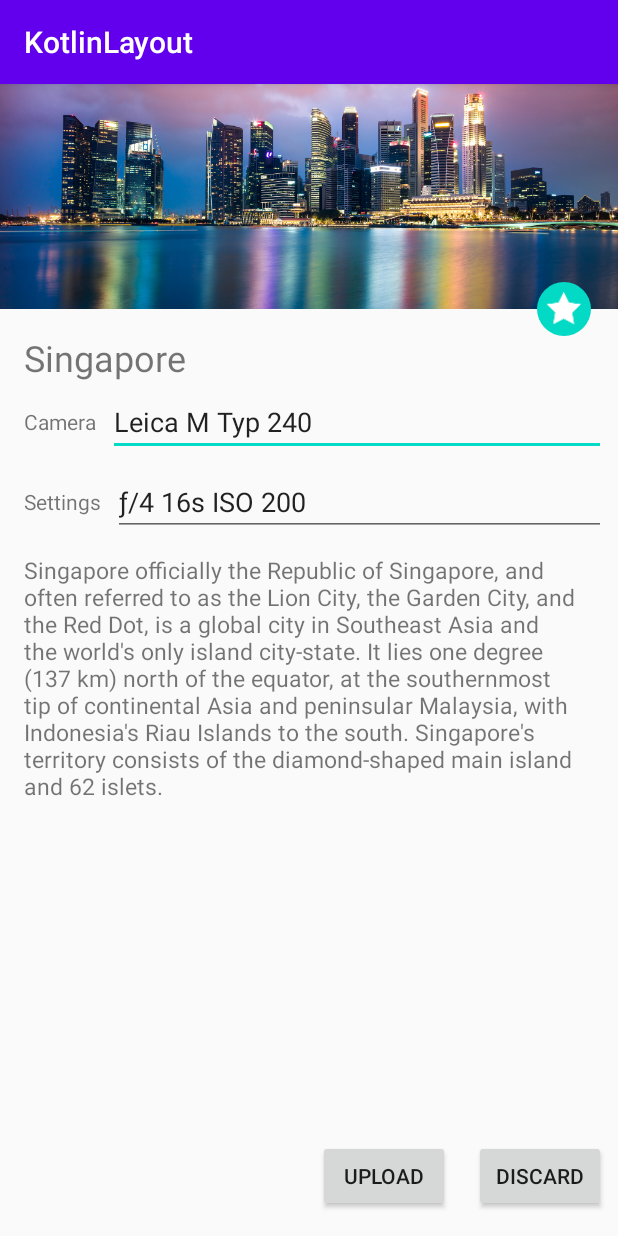
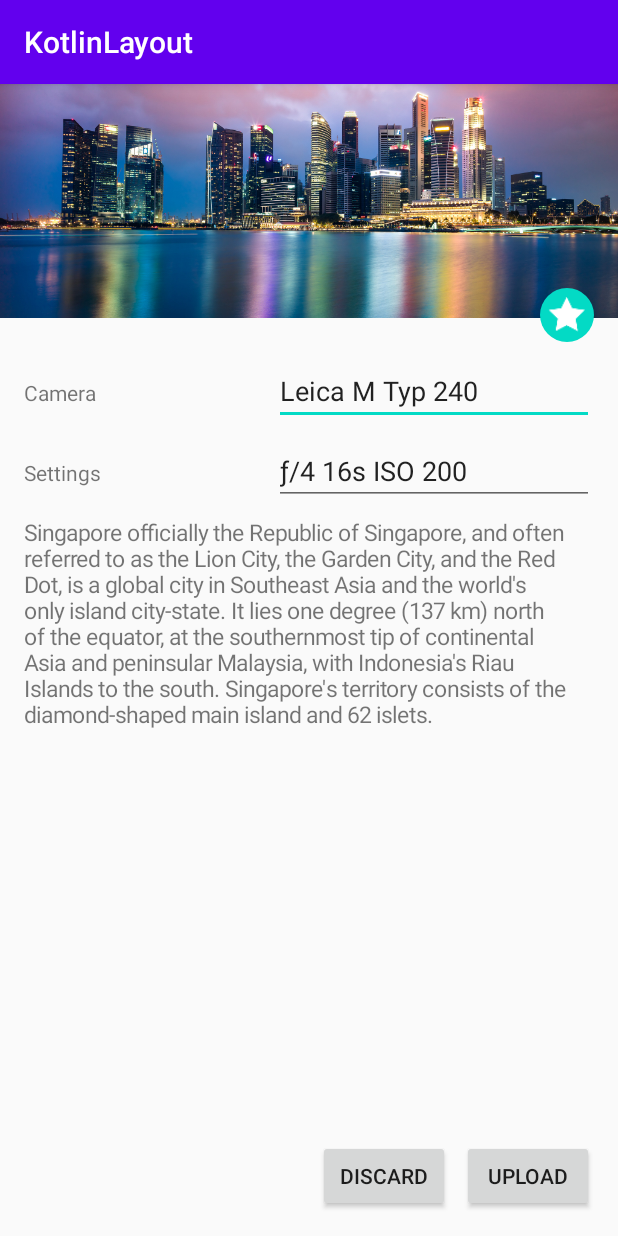
Before and after one commit to weikeet/FluentView, an Android app: the screen it shows after launch (MainActivity), on a phone screen of 412 x 824 dp. Run offline under Robolectric (Android 15) with nearby library versions, the light colour scheme and no system bars; 1 statement that could not run was skipped.

Commit message:
kotlin dsl 完成布局

```diff
--- a/app/src/main/java/com/weicools/kotlinlayout/MainActivity.kt
+++ b/app/src/main/java/com/weicools/kotlinlayout/MainActivity.kt
@@ -3,6 +3,8 @@ package com.weicools.kotlinlayout
 import android.annotation.SuppressLint
 import android.content.Context
 import android.os.Bundle
+import android.text.InputType
+import android.text.TextUtils
 import android.util.AttributeSet
 import android.util.Log
 import android.view.LayoutInflater
@@ -43,11 +45,148 @@ class MainActivity : AppCompatActivity() {
     })
     super.onCreate(savedInstanceState)
     // setContentView(R.layout.activity_main)
-    setContentView(R.layout.activity_traditional)
-    // setContentView(R.layout.activity_constraintlayout)
+
     // setContentView(R.layout.activity_static_layout)
     // setContentView(buildViewByDsl())
+
+    // setContentView(R.layout.activity_traditional)
+
+    // setContentView(R.layout.activity_constraintlayout)
+    setContentView(buildConstraintLayout())
   }
+
+  private fun buildConstraintLayout(): View =
+    ConstraintLayout {
+      layout_width = match_parent
+      layout_height = match_parent
+
+      ImageView {
+        layout_id = "header"
+        layout_width = 0
+        layout_height = 0
+        margin_bottom = 16
+        scaleType = scale_center_crop
+        src = R.drawable.singapore
+        bottom_toBottomOf = "favorite"
+        top_toTopOf = parent_id
+        align_horizontal_to = parent_id
+        horizontal_bias = 1.0f
+        vertical_bias = 0.0f
+      }
+
+      ImageView {
+        layout_id = "favorite"
+        layout_width = 36
+        layout_height = 36
+        margin_end = 16
+        margin_bottom = 16
+        background_res = R.drawable.info_background
+        padding = 5
+        src = R.drawable.ic_star
+        align_vertical_to = parent_id
+        end_toEndOf = parent_id
+        vertical_bias = 0.19f
+      }
+
+      TextView {
+        layout_id = "title"
+        layout_width = wrap_content
+        layout_height -= wrap_content
+        margin_start = 16
+        margin_top = 16
+        text = getString(R.string.singapore)
+        textSize = 24f
+        start_toStartOf = parent_id
+        top_toBottomOf = "header"
+      }
+
+      EditText {
+        layout_id = "cameraType"
+        layout_width = 0
+        layout_height = wrap_content
+        margin_top = 8
+        inputType = InputType.TYPE_TEXT_VARIATION_PERSON_NAME
+        setEms(10)
+        setText(getString(R.string.camera_value))
+        align_horizontal_to = "settings"
+        top_toBottomOf = "title"
+      }
+
+      TextView {
+        layout_id = "cameraLabel"
+        layout_width = wrap_content
+        layout_height = wrap_content
+        margin_start = 16
+        labelForId = "cameraType"
+        setText(R.string.camera)
+        baseline_toBaselineOf = "cameraType"
+        start_toStartOf = parent_id
+      }
+
+      TextView {
+        layout_id = "settingLabel"
+        layout_width = wrap_content
+        layout_height = wrap_content
+        margin_start = 16
+        labelForId = "settings"
+        setText(R.string.settings)
+        baseline_toBaselineOf = "settings"
+        start_toStartOf = parent_id
+      }
+
+      EditText {
+        layout_id = "settings"
+        layout_width = 0
+        layout_height = wrap_content
+        margin_start = 6
+        margin_top = 8
+        setEms(10)
+        inputType = InputType.TYPE_TEXT_VARIATION_PERSON_NAME
+        setText(R.string.camera_settings)
+        start_toEndOf = "settingsLabel"
+        end_toEndOf = "description"
+        top_toBottomOf = "cameraType"
+      }
+
+      Button {
+        layout_id = "upload"
+        layout_width = wrap_content
+        layout_height = wrap_content
+        margin_end = 16
+        margin_bottom = 16
+        setText(R.string.upload)
+        bottom_toBottomOf = parent_id
+        end_toEndOf = parent_id
+      }
+
+      Button {
+        layout_id = "discard"
+        layout_width = wrap_content
+        layout_height = wrap_content
+        margin_end = 8
+        elevation = 0f
+        setText(R.string.discard)
+        baseline_toBaselineOf = "upload"
+        end_toStartOf = "upload"
+      }
+
+      TextView {
+        layout_id = "description"
+        layout_width = 0
+        layout_height = 0
+        margin_start = 16
+        margin_top = 8
+        margin_end = 16
+        margin_bottom = 8
+        ellipsize = TextUtils.TruncateAt.END
+        isVerticalFadingEdgeEnabled = true
+        setText(R.string.singapore_description)
+        textSize = 15f
+        bottom_toTopOf = "discard"
+        top_toBottomOf = "settings"
+        align_horizontal_to = parent_id
+      }
+    }
 
   @SuppressLint("SetTextI18n")
   private fun buildViewByDsl(): View =
```
Also changed, not shown: app/src/main/java/com/weicools/kotlinlayout/dsl/ExLayout.kt (+41 -106 lines), app/src/main/res/layout/activity_constraintlayout.xml (+14 -14 lines).
